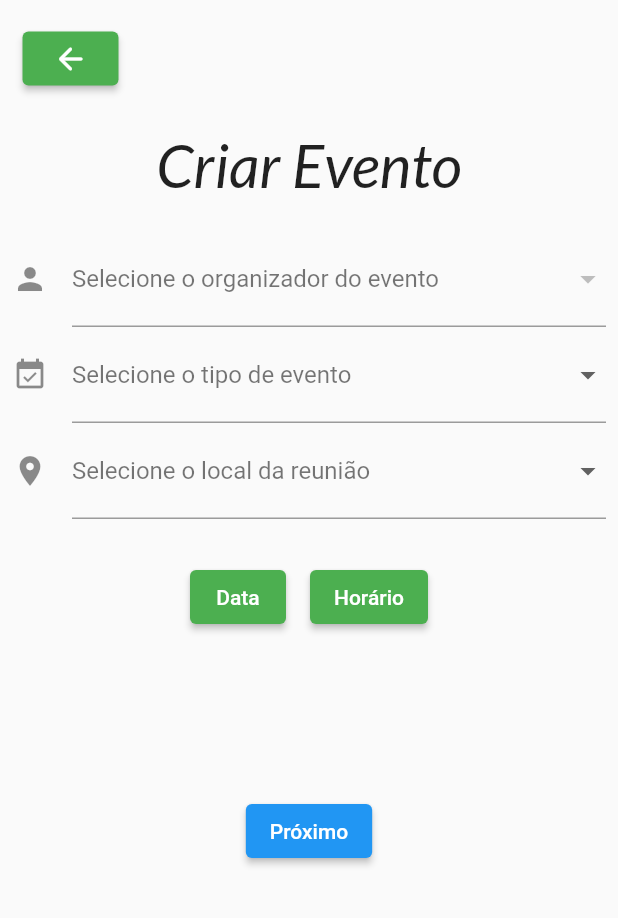
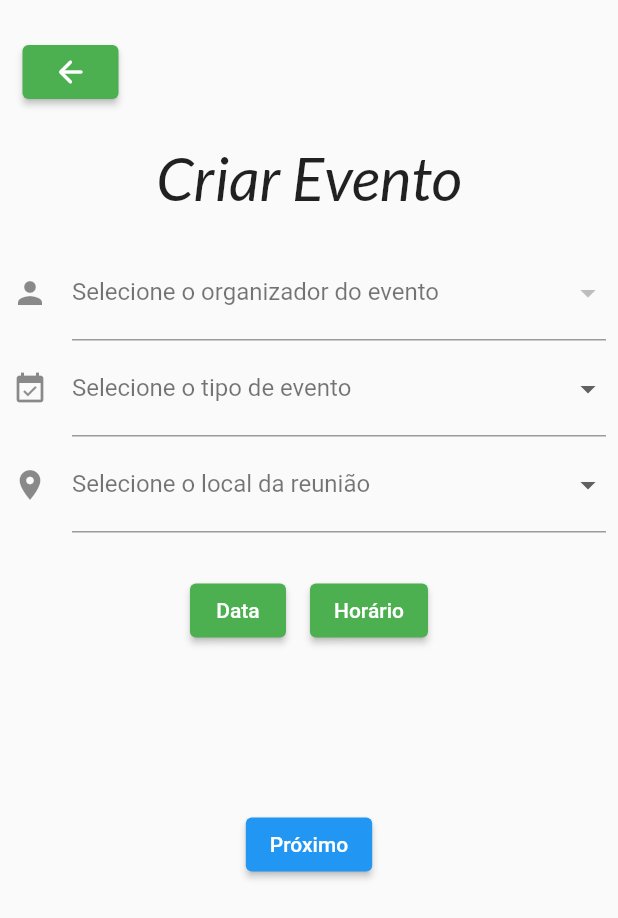
Before and after one commit to NicolasMDuarte/Cremeet, a Flutter app: the CriarEvento screen opened directly, on a phone screen of 412 x 824 dp. Shown: the top 918 px of the screen. Run offline on Flutter 3.47's test engine with Material 2 defaults, Android fonts, the phone set to English and light mode, and no system bars; our stand-ins replace getwidget, google_fonts; missing offline and left inert: flutter_email_sender, flutter_sms; network calls fail.

Commit message:
update button margin top

```diff
--- a/EmpresaApp/empresa_app/lib/screens/criar_evento.dart
+++ b/EmpresaApp/empresa_app/lib/screens/criar_evento.dart
@@ -76,7 +76,7 @@ class _CriarEventoState extends State<CriarEvento> {
                   },
                   child: Icon(Icons.arrow_back_rounded)),
               alignment: Alignment.topLeft,
-              margin: EdgeInsets.all(15),
+              margin: EdgeInsets.only(left: 15, right: 15, bottom: 15, top: 24),
             ),
             Padding(
               padding: const EdgeInsets.all(8.0),
--- a/EmpresaApp/empresa_app/lib/screens/editar_evento.dart
+++ b/EmpresaApp/empresa_app/lib/screens/editar_evento.dart
@@ -84,7 +84,7 @@ class _EditarEventoState extends State<EditarEvento> {
                   },
                   child: Icon(Icons.arrow_back_rounded)),
               alignment: Alignment.topLeft,
-              margin: EdgeInsets.all(15),
+              margin: EdgeInsets.only(left: 15, right: 15, bottom: 15, top: 24),
             ),
             Padding(
               padding: const EdgeInsets.all(8.0),
--- a/EmpresaApp/empresa_app/lib/screens/selecionar_criar_evento.dart
+++ b/EmpresaApp/empresa_app/lib/screens/selecionar_criar_evento.dart
@@ -143,7 +143,7 @@ class _SelecionarCriarState extends State<SelecionarCriar> {
                     },
                     child: Icon(Icons.arrow_back_rounded)),
                 alignment: Alignment.topLeft,
-                margin: EdgeInsets.only(left: 5, top: 15, bottom: 15),
+                margin: EdgeInsets.only(left: 5, top: 24, bottom: 15),
               ),
               Container(
                 child: Text("Filtros"),
--- a/EmpresaApp/empresa_app/lib/screens/selecionar_editar_evento.dart
+++ b/EmpresaApp/empresa_app/lib/screens/selecionar_editar_evento.dart
@@ -143,7 +143,7 @@ class _SelecionarEditarEventoState extends State<SelecionarEditarEvento> {
                     },
                     child: Icon(Icons.arrow_back_rounded)),
                 alignment: Alignment.topLeft,
-                margin: EdgeInsets.only(left: 5, top: 15, bottom: 15),
+                margin: EdgeInsets.only(left: 5, top: 24, bottom: 15),
               ),
               Container(
                 child: ElevatedButton(
```
